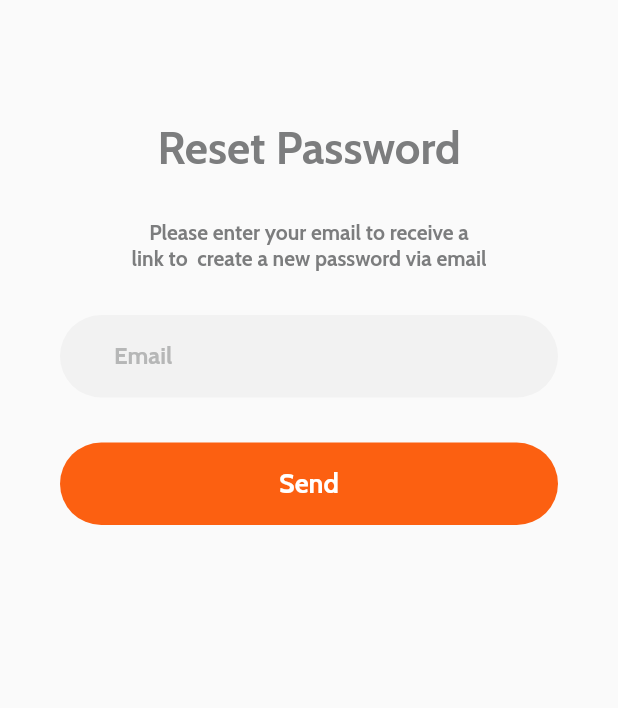
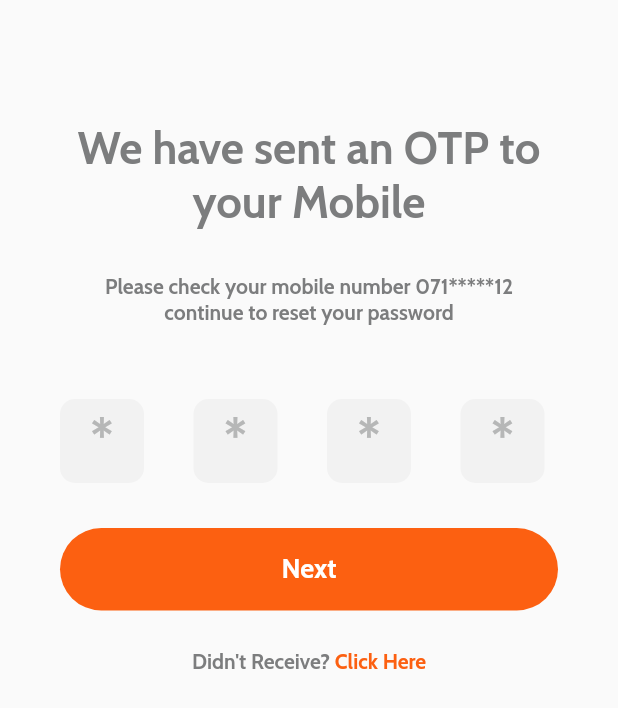
Before and after one commit to Luisfosp00/AppMonkeyE7, a Flutter app: the screen it shows after launch, on a phone screen of 412 x 824 dp. Shown: the top 708 px of the screen. Run offline on Flutter 3.47's test engine with Material 2 defaults, Android fonts, the light colour scheme and no system bars.

Commit message:
Envio_2_Victor

```diff
--- a/lib/main.dart
+++ b/lib/main.dart
@@ -5,7 +5,7 @@ void main() {
   runApp(MaterialApp(
       debugShowCheckedModeBanner: false,
       title: 'Monkey Delivery',
-      initialRoute: '/resetP',
+      initialRoute: '/verif',
       routes: routes,
       theme: ThemeData(
           primaryColor: const Color.fromRGBO(252, 96, 17, 1.0),
--- /dev/null
+++ b/lib/src/pages/verification_page.dart
@@ -0,0 +1,219 @@
+//import 'dart:ffi';
+
+import 'package:flutter/material.dart';
+
+class VerificationPage extends StatelessWidget{
+  const VerificationPage({Key? key}): super(key: key);
+
+  @override
+  Widget build(BuildContext context) {
+    final double _height = MediaQuery.of(context).size.height;
+    return Scaffold(
+      body: Stack(
+        children: <Widget> [
+          Column(
+            children: <Widget>[
+              SizedBox(
+                height: _height * 1.0,
+                width: double.infinity,
+                child: Column(
+                  children: <Widget>[
+                    Container(
+                    margin: const EdgeInsets.only(top:80.0),
+                    child:Wrap(
+                      alignment: WrapAlignment.center,
+                      children: const<Widget>[
+                      Text('We have sent an OTP to\nyour Mobile',
+                      textAlign: TextAlign.center,
+                        style: TextStyle(color: Color.fromRGBO(124, 125, 126, 1.0),
+                        fontSize: 30.0,
+                        ),
+                      ),
+                    ],
+                  )
+                  ),
+                  const SizedBox(height: 30.0,),
+                  Wrap(
+                    alignment: WrapAlignment.center,
+                    children: const<Widget>[
+                      Text('Please check your mobile number 071*****12\ncontinue to reset your password',
+                      textAlign: TextAlign.center,
+                      style: TextStyle(color: Color.fromRGBO(124, 125, 126, 1.0)),
+                    )
+                  ],
+                  ),
+
+
+                  const SizedBox(height: 50.0,),
+
+                  Row(
+                      children: <Widget>[
+                        Container(
+                              width: 56.0,
+                              height: 56.0,
+                              margin: const EdgeInsets.only(left: 40.0, right:16.0 ),
+                              decoration: BoxDecoration(
+                                borderRadius: BorderRadius.circular(10),
+                                color: const Color.fromRGBO(242, 242, 242, 1.0)
+                              ),
+
+                              child:TextFormField(
+                                obscureText: true,
+                                  keyboardType: TextInputType.text,
+                                  decoration: const InputDecoration(
+                                    border: InputBorder.none,
+                                      label: Center(
+                                        child: Text('*',
+                                        style: TextStyle(
+                                          fontSize: 35,
+                                          fontWeight: FontWeight.bold,
+                                          ),
+                                        ),
+                                      ),
+                                      labelStyle: TextStyle(
+                                        color:  Color.fromRGBO(182, 183, 183, 1.0),
+                                      )
+                                  ),
+                              ),
+                            ),
+                            const SizedBox(width: 1.0,),
+                            Container(
+                              width: 56.0,
+                              height: 56.0,
+                              margin: const EdgeInsets.only(left: 16.0, right:16.0 ),
+                              decoration: BoxDecoration(
+                                borderRadius: BorderRadius.circular(10),
+                                color: const Color.fromRGBO(242, 242, 242, 1.0)
+                              ),
+                              child:TextFormField(
+                                obscureText: true,
+                                  keyboardType: TextInputType.text,
+                                  decoration: const InputDecoration(
+                                    border: InputBorder.none,
+                                      label: Center(
+                                        child: Text('*',
+                                        style: TextStyle(
+                                          fontSize: 35,
+                                          fontWeight: FontWeight.bold,
+                                          ),
+                                        ),
+                                      ),
+                                      labelStyle: TextStyle(
+                                        color:  Color.fromRGBO(182, 183, 183, 1.0),
+                                      )
+                                  ),
+                              ),
+                            ),
+                            const SizedBox(width: 1.0,),
+                            Container(
+                              width: 56.0,
+                              height: 56.0,
+                              margin: const EdgeInsets.only(left: 16.0, right:16.0 ),
+                              decoration: BoxDecoration(
+                                borderRadius: BorderRadius.circular(10),
+                                color: const Color.fromRGBO(242, 242, 242, 1.0)
+                              ),
+                              child:TextFormField(
+                                obscureText: true,
+                                  keyboardType: TextInputType.text,
+                                  decoration: const InputDecoration(
+                                    border: InputBorder.none,
+                                      label: Center(
+                                        child: Text('*',
+                                        style: TextStyle(
+                                          fontSize: 35,
+                                          fontWeight: FontWeight.bold,
+                                          ),
+                                        ),
+                                      ),
+                                      labelStyle: TextStyle(
+                                        color:  Color.fromRGBO(182, 183, 183, 1.0),
+                                      )
+                                  ),
+                              ),
+                            ),
+                            const SizedBox(width: 1.0,),
+                            Container(
+                              width: 56.0,
+                              height: 56.0,
+                              margin: const EdgeInsets.only(left: 16.0, right:40.0 ),
+                              decoration: BoxDecoration(
+                                borderRadius: BorderRadius.circular(10),
+                                color: const Color.fromRGBO(242, 242, 242, 1.0)
+                              ),
+                              child:TextFormField(
+                                obscureText: true,
+                                  keyboardType: TextInputType.text,
+                                  decoration: const InputDecoration(
+                                    border: InputBorder.none,
+                                      label: Center(
+                                        child: Text('*',
+                                        style: TextStyle(
+                                          fontSize: 35,
+                                          fontWeight: FontWeight.bold,
+                                          ),
+                                        ),
+                                      ),
+                                      labelStyle: TextStyle(
+                                        color:  Color.fromRGBO(182, 183, 183, 1.0),
+                                      )
+                                  ),
+                              ),
+                            ),
+
+                      ],
+                    ),
+                    const SizedBox(height: 30.0,),
+                    Column(
+                      children: <Widget>[
+                        Container(
+                              width: double.infinity,
+                              height: 55.0,
+                              margin: const EdgeInsets.only(left: 40.0, right:40.0 ),
+                              decoration: BoxDecoration(
+                                borderRadius: BorderRadius.circular(30),
+                                color: Theme.of(context).primaryColor
+                              ),
+                              child:const TextButton(
+                                onPressed: null,
+                                child: Text('Next',
+                                  style: TextStyle(
+                                    fontSize: 18,
+                                      color: Colors.white,
+                                      //fontWeight: FontWeight.bold
+                                  ),
+                                ),
+                              ),
+                            ),
+                            const SizedBox(height: 25.0,),
+                            Wrap(
+                              alignment: WrapAlignment.center,
+                              children: const<Widget>[
+                                Text("Didn't Receive?",
+                                style: TextStyle(color: Color.fromRGBO(124, 125, 126, 1.0)),
+                              ),
+                              Text(' Click Here',
+                                style: TextStyle(color:  Color.fromRGBO(252, 96, 17, 1.0)),
+                              )
+                            ],
+                            ),
+                      ],
+          )
+
+
+                  ],
+                ),
+
+
+
+              ),
+            ],
+          ),
+
+
+        ],
+      ),
+    );
+  }
+
+}
--- a/lib/src/routes/routes.dart
+++ b/lib/src/routes/routes.dart
@@ -1,6 +1,7 @@
 import 'package:appmonkeyequipo7/src/pages/log_page.dart';
 import 'package:appmonkeyequipo7/src/pages/resetpassword_page.dart';
 import 'package:appmonkeyequipo7/src/pages/signup_page.dart';
+import 'package:appmonkeyequipo7/src/pages/verification_page.dart';
 import 'package:flutter/material.dart';
 import 'package:appmonkeyequipo7/src/pages/login_page.dart';
 import 'package:appmonkeyequipo7/src/pages/home_page.dart';
@@ -12,5 +13,6 @@ final routes=<String, WidgetBuilder>{
   '/log': (BuildContext context) => const LogPage(),
   '/signup': (BuildContext context) => const SignPage(),
   '/resetP': (BuildContext context) => const ResetPage(),
+  '/verif': (BuildContext context) => const VerificationPage(),
 
 };
```
